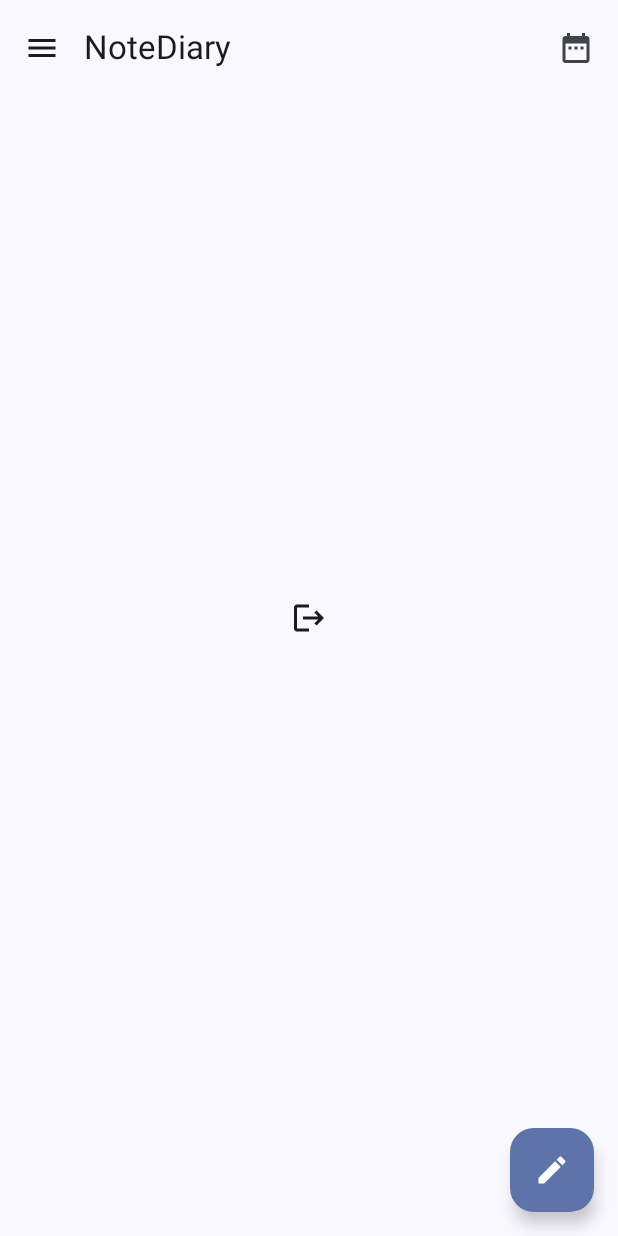
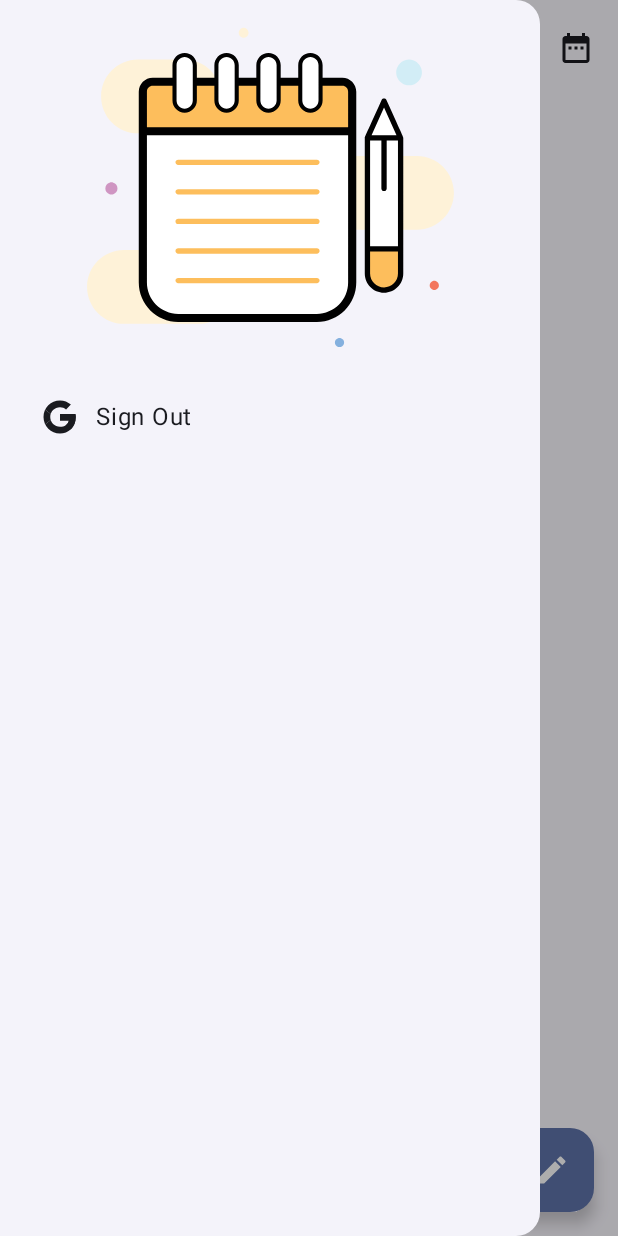
Before and after one commit to saddam-howladar/NoteDiary, an Android app built with Jetpack Compose: the composable HomeScreen shown on its own in the app's theme, after a tap on "Menu Icon", on a phone screen of 412 x 824 dp. Run offline under Robolectric (Android 15) with nearby library versions, the phone set to English and light mode, and no system bars; libraries missing offline, so code that uses them is left out: com.example.compose, io.realm.kotlin.

Commit message:
implement navigation drawer and logout functionality

```diff
--- a/app/src/main/java/com/shcoding/notediary/presentation/screens/home/HomeScreen.kt
+++ b/app/src/main/java/com/shcoding/notediary/presentation/screens/home/HomeScreen.kt
@@ -7,13 +7,18 @@ import androidx.compose.material.icons.Icons
 import androidx.compose.material.icons.filled.Edit
 import androidx.compose.material.icons.filled.Logout
 import androidx.compose.material3.*
-import androidx.compose.runtime.Composable
-import androidx.compose.runtime.rememberCoroutineScope
+import androidx.compose.runtime.*
 import androidx.compose.ui.Alignment
 import androidx.compose.ui.Modifier
+import com.shcoding.notediary.BuildConfig.APP_ID
+import com.shcoding.notediary.presentation.screens.home.components.HomeNavigationDrawer
 import com.shcoding.notediary.presentation.screens.home.components.HomeTopAppBar
+import com.shcoding.notediary.presentation.screens.home.components.SignOutAlertDialog
 import io.realm.kotlin.mongodb.App
+import kotlinx.coroutines.Dispatchers
 import kotlinx.coroutines.launch
+import kotlinx.coroutines.withContext
+import org.koin.androidx.compose.BuildConfig
 import org.koin.androidx.compose.koinViewModel
 
 @SuppressLint("UnusedMaterial3ScaffoldPaddingParameter")
@@ -24,9 +29,20 @@ fun HomeScreen(
     navigateToAuth: () -> Unit
 ) {
 
+    val drawerState = rememberDrawerState(initialValue = DrawerValue.Closed)
+    val coroutineScope = rememberCoroutineScope()
+    var isSignOutDialogOpened by remember { mutableStateOf(false) }
+
+    HomeNavigationDrawer(
+        drawerState = drawerState,
+        onclickSignOut = { isSignOutDialogOpened = true }
+    ) {
+
         Scaffold(topBar = {
             HomeTopAppBar {
-
+                coroutineScope.launch {
+                    drawerState.open()
+                }
             }
         },
             floatingActionButton = {
@@ -35,18 +51,29 @@ fun HomeScreen(
                 }
             }) {
 
-        val scope = rememberCoroutineScope()
 
-        Box(modifier = Modifier.fillMaxSize(), contentAlignment = Alignment.Center) {
-            IconButton(onClick = {
-                scope.launch {
-                    App.Companion.create(com.shcoding.notediary.BuildConfig.APP_ID).currentUser?.logOut()
+        }
+
+        SignOutAlertDialog(
+            title = "Sign Out",
+            message = "Are you sure? want to Sign out from NoteDiary",
+            isDialogOpened = isSignOutDialogOpened,
+            onDialogClose = { isSignOutDialogOpened = false },
+            onClickYes = {
+                coroutineScope.launch(Dispatchers.IO) {
+                    val user = App.create(APP_ID).currentUser
+
+                    user?.let {
+                        it.logOut()
+                        withContext(Dispatchers.Main){
                             navigateToAuth()
-                }
-            }) {
-                Icon(imageVector = Icons.Default.Logout, contentDescription = "Logout Icon")
                         }
 
                     }
+
+
+                }
+
+            })
     }
 }
--- /dev/null
+++ b/app/src/main/java/com/shcoding/notediary/presentation/screens/home/components/HomeNavigationDrawer.kt
@@ -0,0 +1,63 @@
+package com.shcoding.notediary.presentation.screens.home.components
+
+import androidx.compose.foundation.Image
+import androidx.compose.foundation.layout.*
+import androidx.compose.material3.*
+import androidx.compose.runtime.Composable
+import androidx.compose.ui.Alignment
+import androidx.compose.ui.Modifier
+import androidx.compose.ui.res.painterResource
+import androidx.compose.ui.unit.dp
+import com.shcoding.notediary.R
+
+@Composable
+fun HomeNavigationDrawer(
+    drawerState: DrawerState,
+    onclickSignOut: () -> Unit,
+    content: @Composable () -> Unit
+) {
+
+    ModalNavigationDrawer(
+        drawerState = drawerState,
+        drawerContent = {
+            ModalDrawerSheet {
+                Box(
+                    modifier = Modifier
+                        .fillMaxWidth()
+                        .height(height = 250.dp),
+                    contentAlignment = Alignment.Center
+                ) {
+
+                    Image(
+                        modifier = Modifier.size(250.dp),
+                        painter = painterResource(id = R.drawable.app_logo),
+                        contentDescription = "Drawer Logo"
+                    )
+
+                }
+                NavigationDrawerItem(
+                    label = {
+                        Row(
+                            modifier = Modifier
+                                .padding(horizontal = 12.dp)
+                        ) {
+                            Icon(
+                                painter = painterResource(id = R.drawable.google_icon),
+                                contentDescription = "Google Icon",
+                                tint = MaterialTheme.colorScheme.onSurface
+                            )
+                            Spacer(modifier = Modifier.width(width = 12.dp))
+
+                            Text(text = "Sign Out", color = MaterialTheme.colorScheme.onSurface)
+
+                        }
+                    },
+                    selected = false,
+                    onClick = { /*TODO*/onclickSignOut() }
+                )
+            }
+        },
+        content = content
+    )
+
+}
--- a/app/src/main/java/com/shcoding/notediary/presentation/screens/home/components/HomeTopAppBar.kt
+++ b/app/src/main/java/com/shcoding/notediary/presentation/screens/home/components/HomeTopAppBar.kt
@@ -16,7 +16,11 @@ fun HomeTopAppBar(onClickMenu: () -> Unit) {
         },
         navigationIcon = {
             IconButton(onClick = { onClickMenu() }) {
-                Icon(imageVector = Icons.Default.Menu, contentDescription = "Menu Icon")
+                Icon(
+                    imageVector = Icons.Default.Menu,
+                    contentDescription = "Menu Icon",
+                    tint = MaterialTheme.colorScheme.onSurface
+                )
             }
         },
         actions = {
@@ -24,6 +28,7 @@ fun HomeTopAppBar(onClickMenu: () -> Unit) {
                 Icon(
                     imageVector = Icons.Default.DateRange,
                     contentDescription = "Date Icon",
+                    tint = MaterialTheme.colorScheme.onSurface
                 )
             }
         }
```
Also changed, not shown: app/src/main/java/com/shcoding/notediary/navigation/NavigationGraph.kt (+5 -4 lines), app/src/main/java/com/shcoding/notediary/presentation/screens/home/components/SignOutAlertDialog.kt (added, +52 -0 lines). Lines whose indentation alone changed are shown as unchanged.
